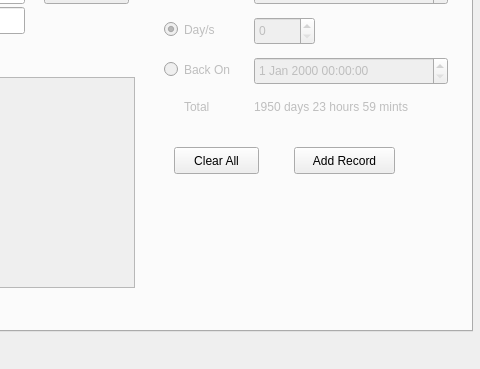
Weemy96/slms, file mainwindow.ui: the form before one commit; both pictures show x 238 to 718 and y 88 to 457 of the 718 by 457 pixel window.
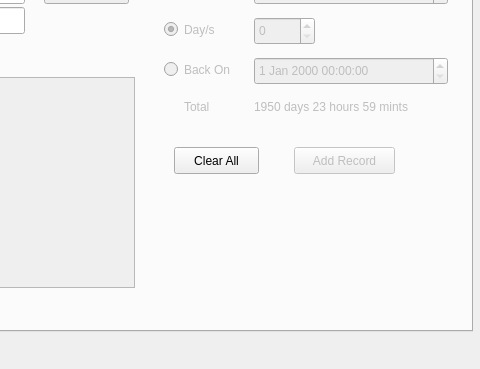
The form after the commit.

```diff
--- a/mainwindow.ui
+++ b/mainwindow.ui
@@ -184,7 +184,7 @@
      </widget>
      <widget class="QPushButton" name="btn_addrecord">
       <property name="enabled">
-       <bool>true</bool>
+       <bool>false</bool>
       </property>
       <property name="geometry">
        <rect>
```
